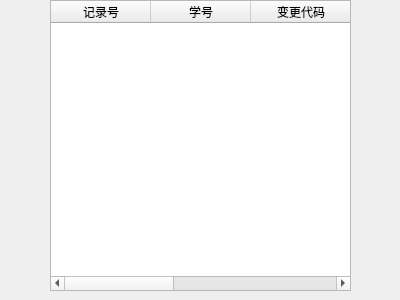
The window that chg_query.ui (rileychc/StuInfoManage) describes before a commit, drawn with Qt 5.
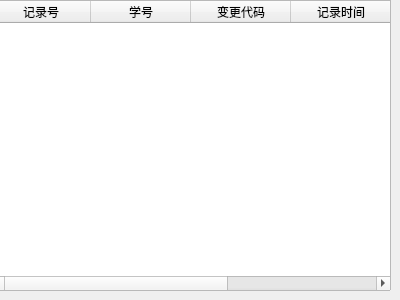
The same window after the commit.

```diff
--- a/chg_query.ui
+++ b/chg_query.ui
@@ -16,9 +16,9 @@
   <widget class="QTableWidget" name="tableWidget">
    <property name="geometry">
     <rect>
-     <x>50</x>
+     <x>-10</x>
      <y>0</y>
-     <width>301</width>
+     <width>401</width>
      <height>291</height>
     </rect>
    </property>
```
